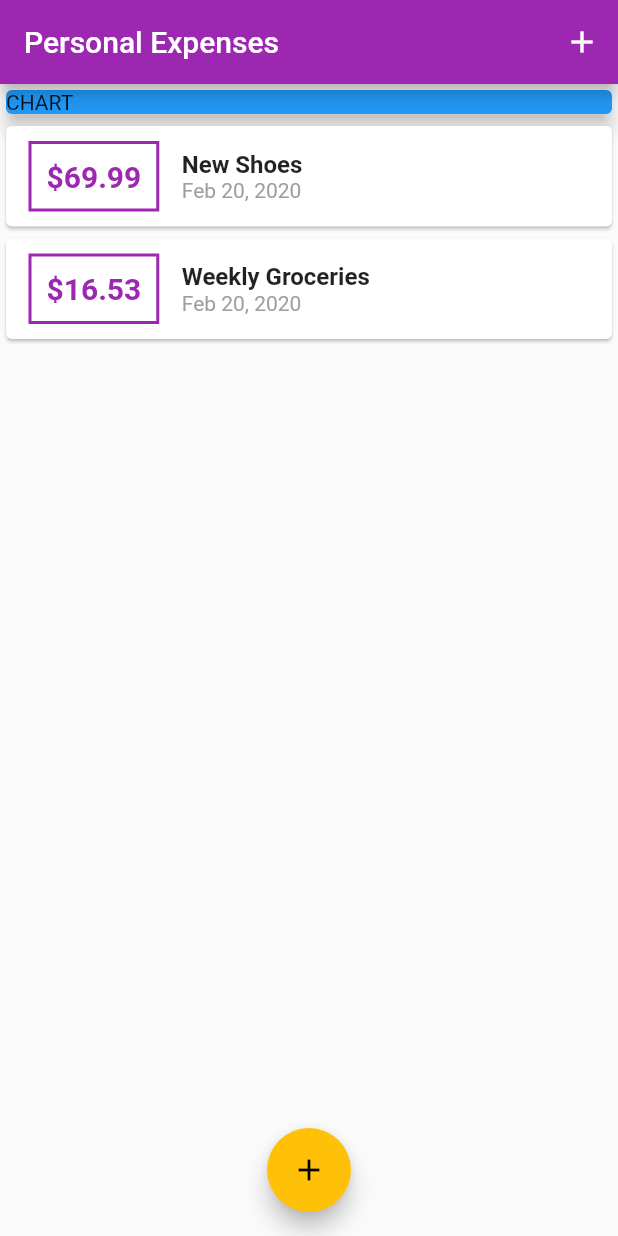
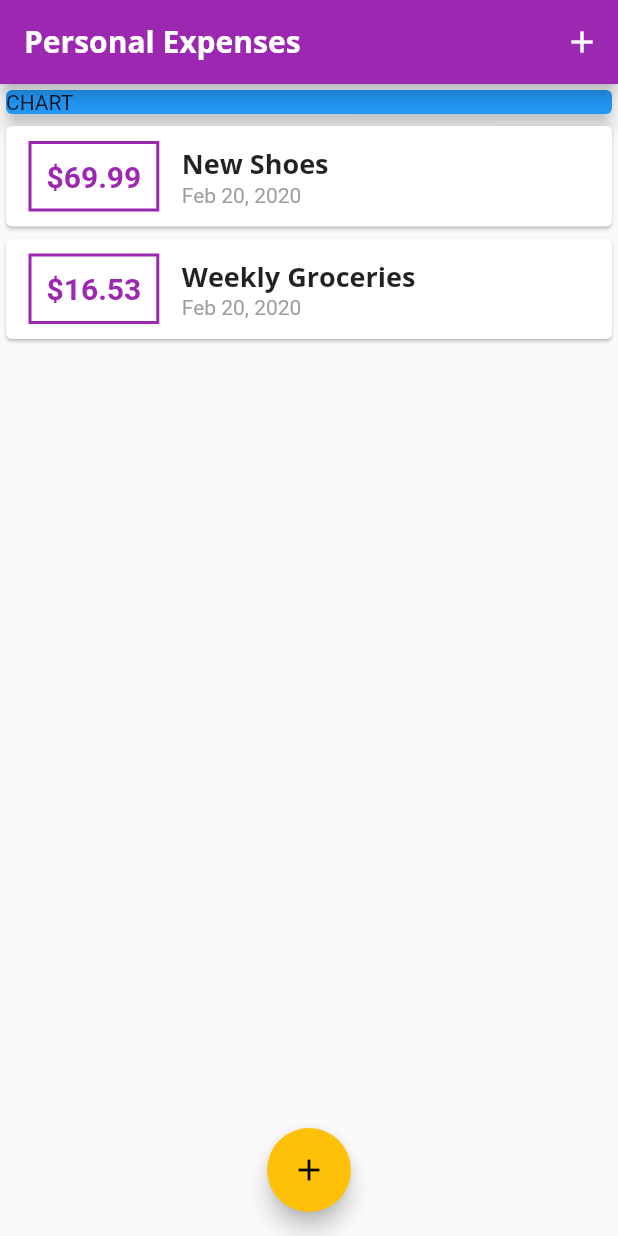
Before and after one commit to komnatadeveloper/personal_expenses, a Flutter app: the screen it shows after launch, on a phone screen of 412 x 824 dp. Run offline on Flutter 3.47's test engine with Material 2 defaults, Android fonts, the phone set to English and light mode, and no system bars.

Commit message:
We have seen Configure Themes & Using Text Themes for Other Widgets, Setting AppBar Theme

```diff
--- a/lib/main.dart
+++ b/lib/main.dart
@@ -17,7 +17,24 @@ class MyApp extends StatelessWidget {
       title: 'Personal Expenses',
       theme: ThemeData(
         primarySwatch: Colors.purple,
-        accentColor: Colors.amber
+        accentColor: Colors.amber,
+        fontFamily: 'Quicksand',
+        textTheme: ThemeData.light().textTheme.copyWith(
+          headline6: TextStyle(
+            fontFamily: 'OpenSans',
+            fontSize: 18,
+            fontWeight: FontWeight.bold
+          )
+        ),
+        appBarTheme: AppBarTheme(
+          textTheme: ThemeData.light().textTheme.copyWith(
+            headline6: TextStyle(
+              fontFamily: 'OpenSans',
+              fontSize: 20,
+              fontWeight: FontWeight.bold
+            )
+          )
+        )
       ),
       home: MyHomePage(),
     );
@@ -81,8 +98,13 @@ class _MyHomePageState extends State<MyHomePage> {
   @override
   Widget build(BuildContext context) {
     return Scaffold(
+
       appBar: AppBar(
-        title: Text('Personal Expenses'),
+
+        title: Text(
+            'Personal Expenses',
+            // style: TextStyle(fontFamily: 'OpenSans'),
+          ),
         actions: <Widget>[
           IconButton(
             icon: Icon(Icons.add, ),
@@ -91,6 +113,7 @@ class _MyHomePageState extends State<MyHomePage> {
         ],
 
       ),
+
       body: SingleChildScrollView(
         child: Column(
           mainAxisAlignment: MainAxisAlignment.start,
--- a/lib/widgets/transaction_list.dart
+++ b/lib/widgets/transaction_list.dart
@@ -50,10 +50,7 @@ class TransactionList extends StatelessWidget {
                       children: <Widget> [
                         Text(
                           transactions[index].title,
-                          style: TextStyle(
-                            fontSize: 16,
-                            fontWeight: FontWeight.bold
-                          ),
+                          style: Theme.of(context).textTheme.headline6
                         ),
                         Text(
                           // DateFormat('yyyy-MM-dd').format(transactionItem.date) ,   this is also possible with -()dash
```
Also changed, not shown: pubspec.yaml (+11 -6 lines), assets/fonts/OpenSans-Bold.ttf (added), assets/fonts/OpenSans-Regular.ttf (added), assets/fonts/Quicksand-Bold.ttf (added), assets/fonts/Quicksand-Light.ttf (added), assets/fonts/Quicksand-Medium.ttf (added), assets/fonts/Quicksand-Regular.ttf (added).
